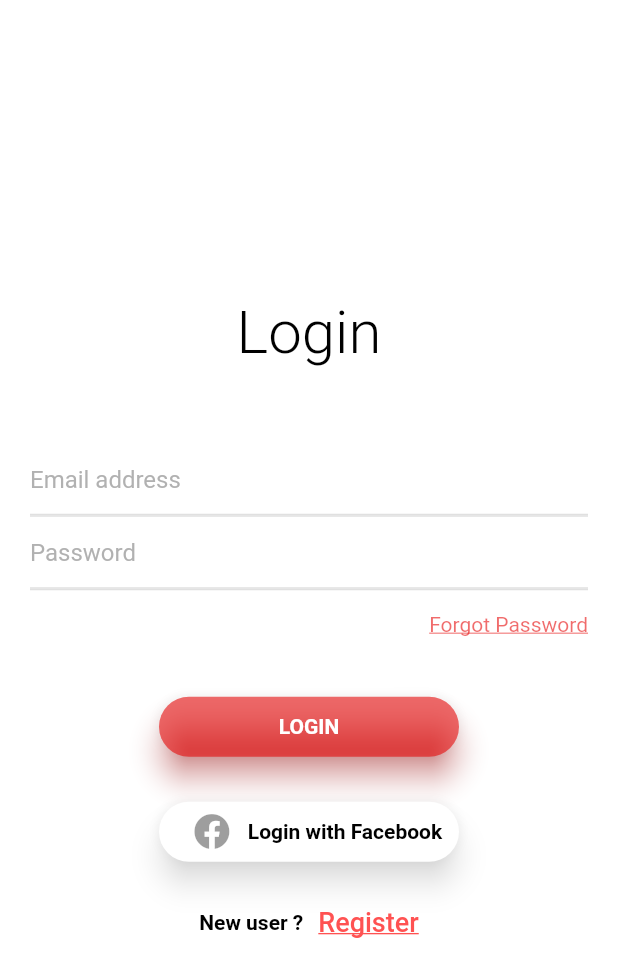
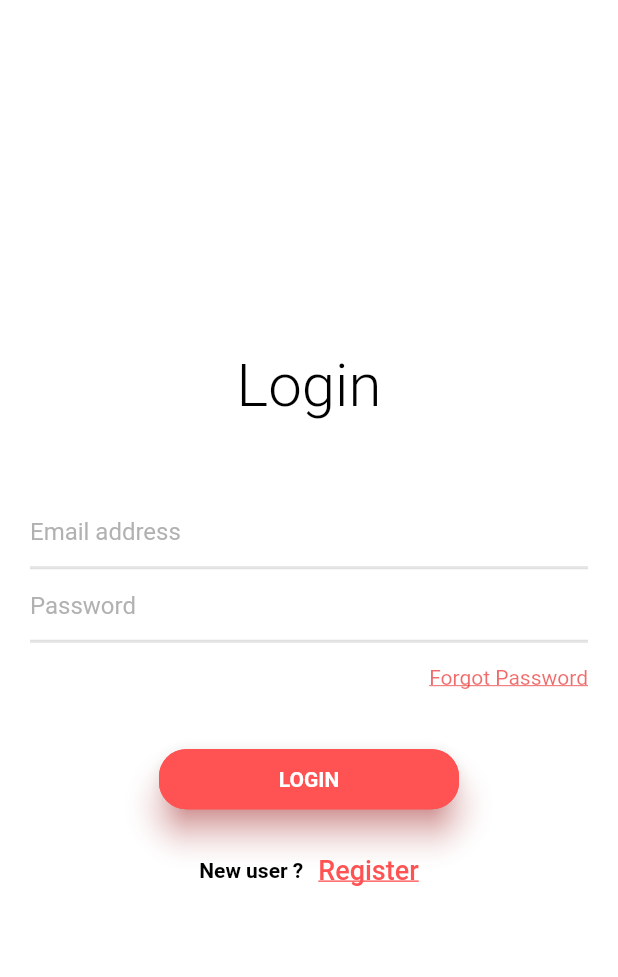
Before and after one commit to MOKSHA22/Login-App-with-Splash-Screen, a Flutter app: the LoginPage screen opened directly, on a phone screen of 412 x 824 dp. Shown: the top 977 px of the screen. Run offline on Flutter 3.47's test engine with Material 2 defaults, Android fonts, the phone set to English and light mode, and no system bars; our stand-ins replace font_awesome_flutter, page_transition, simple_animations; Roboto replaces fonts that are missing (Open_sans).

Commit message:
Ninth commit

```diff
--- a/lib/login_and_registration/login_page.dart
+++ b/lib/login_and_registration/login_page.dart
@@ -159,10 +159,18 @@ class _LoginPageState extends State<LoginPage> {
               child: Material(
                 borderRadius: BorderRadius.circular(20.0),
                 shadowColor: Colors.redAccent,
-                color: Color.fromRGBO(230, 10, 10, 0.6),
-                elevation: 8.0,
-                child: GestureDetector(
-                  onTap: () {},
+                color: Colors.redAccent,
+                elevation: 9.0,
+                child: FlatButton(
+                  shape: RoundedRectangleBorder(
+                    borderRadius: BorderRadius.circular(18.0),
+                    side: BorderSide(
+                      color: Colors.redAccent
+                    ),
+                  ),
+                  color: Colors.redAccent,
+                  padding: EdgeInsets.all(8.0),
+                  onPressed: () {},
                   child: Center(
                     child: Text(
                       'LOGIN',
@@ -187,52 +195,52 @@ class _LoginPageState extends State<LoginPage> {
             ),
           ),
           ),
-      SizedBox(
-        height: 30,
-      ),
-            FadeAnimation(1.8, Center(
-              child: Container(
-              width: 200,
-              height: 40.0,
-                  child: Material(
-                      borderRadius: BorderRadius.circular(20.0),
-                      shadowColor: Colors.white,
-                      color: Colors.white,
-                      elevation: 8.0,
-                          child: GestureDetector(
-                            onTap: () {},
-                              child: Center(
-                                child: Row(
-                                  mainAxisAlignment: MainAxisAlignment.center,
-                                  children: <Widget>[
-                                    Center(
-                                      child: IconButton(
-                                icon: FaIcon(
-                                    FontAwesomeIcons.facebook),
-                                ),
-                                    ),
-//                                    SizedBox(
-//                                      width: 10.0,
+//      SizedBox(
+//        height: 30,
+//      ),
+//            FadeAnimation(1.8, Center(
+//              child: Container(
+//              width: 200,
+//              height: 40.0,
+//                  child: Material(
+//                      borderRadius: BorderRadius.circular(20.0),
+//                      shadowColor: Colors.white,
+//                      color: Colors.white,
+//                      elevation: 8.0,
+//                          child: GestureDetector(
+//                            onTap: () {},
+//                              child: Center(
+//                                child: Row(
+//                                  mainAxisAlignment: MainAxisAlignment.center,
+//                                  children: <Widget>[
+//                                    Center(
+//                                      child: IconButton(
+//                                icon: FaIcon(
+//                                    FontAwesomeIcons.facebook),
+//                                ),
 //                                    ),
-                                    Center(
-                                      child: Text(
-                                        'Login with Facebook',
-                                        style: TextStyle(
-                                            color: Colors.black,
-                                            fontWeight: FontWeight.bold,
-                                            fontFamily: 'Open_sans'
-                                        ),
-                                      ),
-                                    )
-                                  ],
-                                )
-
-                                  ),
-                                    ),
-                          ),
-                ),
-            ),
-            ),
+////                                    SizedBox(
+////                                      width: 10.0,
+////                                    ),
+//                                    Center(
+//                                      child: Text(
+//                                        'Login with Facebook',
+//                                        style: TextStyle(
+//                                            color: Colors.black,
+//                                            fontWeight: FontWeight.bold,
+//                                            fontFamily: 'Open_sans'
+//                                        ),
+//                                      ),
+//                                    )
+//                                  ],
+//                                )
+//
+//                                  ),
+//                                    ),
+//                          ),
+//                ),
+//            ),
+//            ),
           SizedBox(height: 30),
     FadeAnimation(2.0, Row(
             mainAxisAlignment: MainAxisAlignment.center,
--- a/pubspec.yaml
+++ b/pubspec.yaml
@@ -38,7 +38,8 @@ flutter_icons:
 dev_dependencies:
   flutter_test:
     sdk: flutter
-
+  http:
+  shared_preferences: any
 
 
 # For information on the generic Dart part of this file, see the
```
Also changed, not shown: pubspec.lock.
